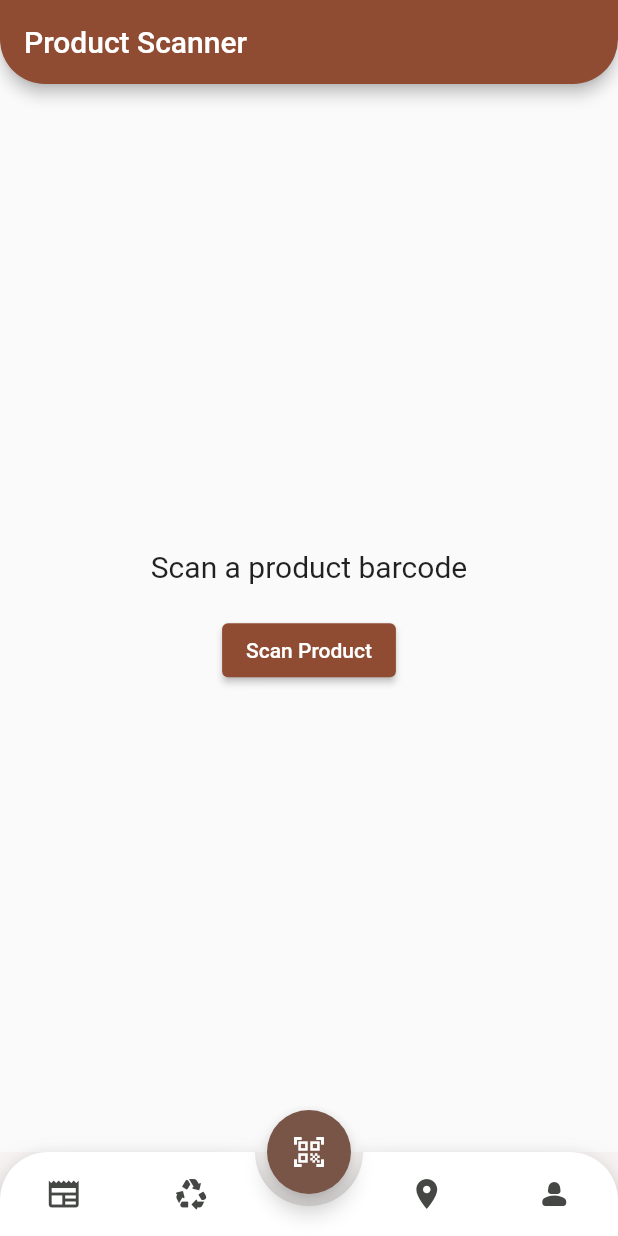
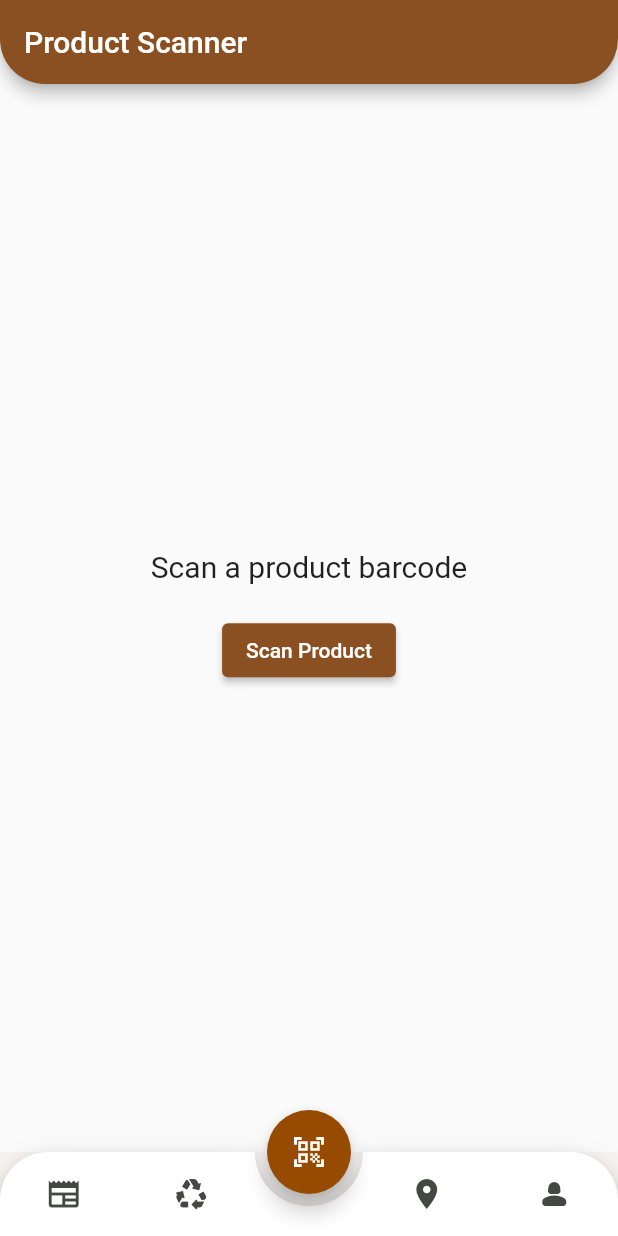
Before and after one commit to Flyer-SIH/Sustainify, a Flutter app: the screen it shows after launch, item 2 of the bottom bar chosen, after a tap on the "qr code scanner" icon, on a phone screen of 412 x 824 dp. Run offline on Flutter 3.47's test engine with Material 2 defaults, Android fonts, the phone set to English and light mode, and no system bars; drawn by our look-alikes of animated_bottom_navigation_bar; our stand-ins replace expandable, geolocator, get, google_maps_flutter; missing offline and left inert: dart:ffi, flutter_barcode_scanner; statements that could not run were skipped.

Commit message:
feat: imporved UI

```diff
--- a/lib/main.dart
+++ b/lib/main.dart
@@ -25,7 +25,8 @@ class MyApp extends StatelessWidget {
         initialBinding: InitialBindings(),
         initialRoute: "/home",
         theme: ThemeData(
-          colorScheme: ColorScheme.fromSeed(seedColor: Colors.brown),
+          colorScheme: ColorScheme.fromSeed(
+              seedColor: const Color.fromARGB(1, 150, 75, 0)),
         ),
         routes: {
           '/home': (context) => MyHomePage(),
@@ -69,7 +70,7 @@ class MyHomePage extends StatelessWidget {
                             ? Icons.notifications_on
                             : Icons.notifications,
                         color: screenController.screen_index.value == 5
-                            ? Colors.brown
+                            ? Color.fromARGB(1, 150, 75, 0)
                             : Color.fromARGB(255, 69, 71, 69),
                       )),
                 ),
@@ -97,7 +98,7 @@ class MyHomePage extends StatelessWidget {
             print("help");
             screenController.screen_index.value = 4;
           },
-          backgroundColor: Colors.brown,
+          backgroundColor: Color.fromARGB(255, 150, 75, 0),
           //params
         ),
         floatingActionButtonLocation: FloatingActionButtonLocation.centerDocked,
@@ -109,7 +110,7 @@ class MyHomePage extends StatelessWidget {
             Icons.person_2_rounded
           ],
           activeIndex: screenController.screen_index.value,
-          activeColor: Colors.brown,
+          activeColor: Color.fromARGB(255, 150, 75, 0),
           inactiveColor: Color.fromARGB(255, 69, 71, 69),
           gapLocation: GapLocation.center,
           notchSmoothness: NotchSmoothness.smoothEdge,
```
Also changed, not shown: lib/screens/awareness_screen.dart (+22 -9 lines).
